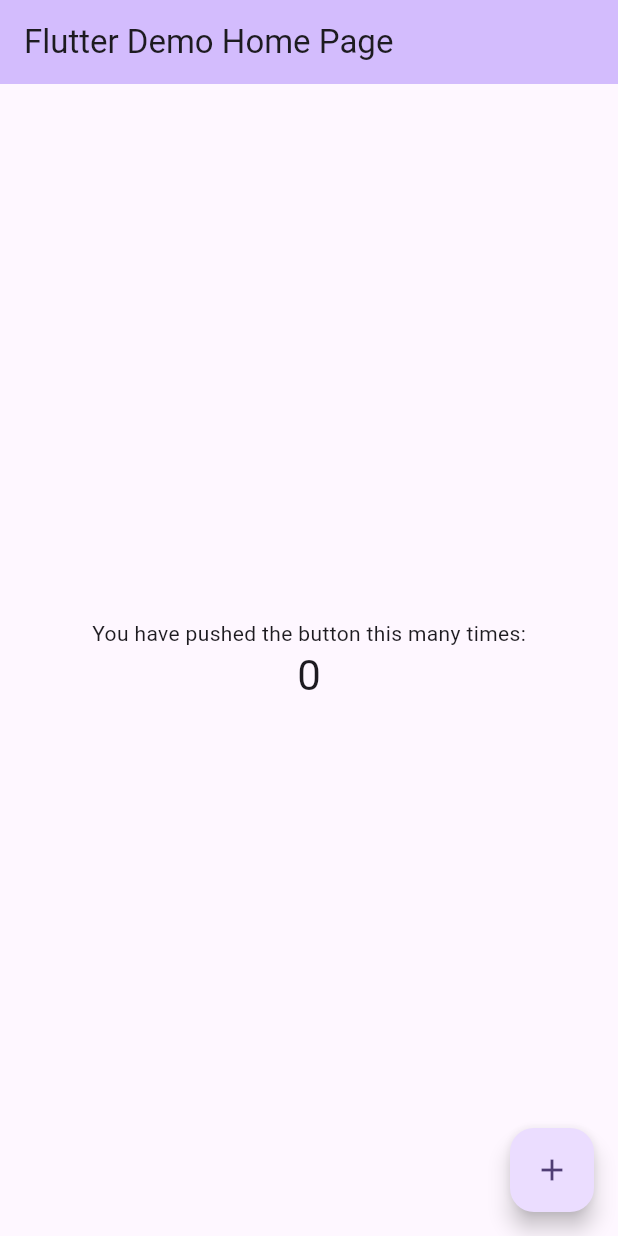
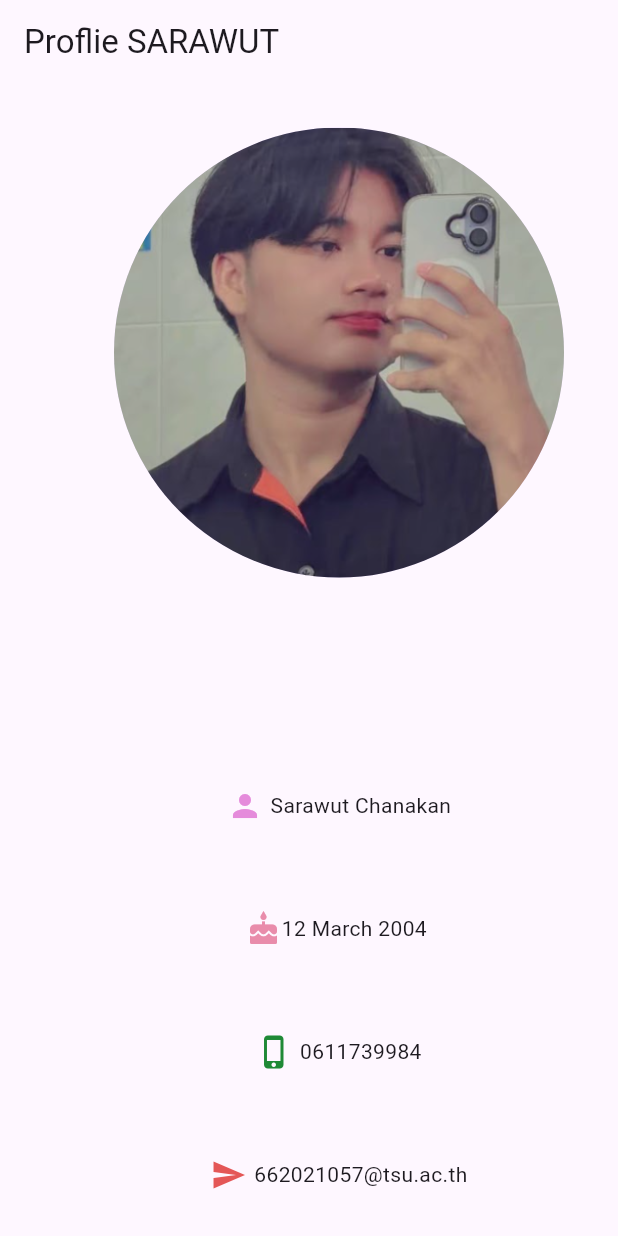
Before and after one commit to Rainsara04/Lab2_662021057, a Flutter app: the screen it shows after launch, on a phone screen of 412 x 824 dp. Run offline on Flutter 3.47's test engine with Material 3 defaults, Android fonts, the phone set to English and light mode, and no system bars.

Commit message:
662021054 Lab2

```diff
--- a/lib/main.dart
+++ b/lib/main.dart
@@ -1,4 +1,5 @@
 import 'package:flutter/material.dart';
+import 'package:flutter_application_2/pages/Fristpage.dart';
 
 void main() {
   runApp(const MyApp());
@@ -11,55 +12,12 @@ class MyApp extends StatelessWidget {
   Widget build(BuildContext context) {
     return MaterialApp(
       title: 'Flutter Demo',
-      theme: ThemeData(colorScheme: .fromSeed(seedColor: Colors.deepPurple)),
-      home: const MyHomePage(title: 'Flutter Demo Home Page'),
+      theme: ThemeData(
+        colorScheme: .fromSeed(
+          seedColor: const Color.fromARGB(255, 154, 123, 207),
+        ),
+      ),
+      home: const Fristpages(),
     );
   }
 }
-
-class MyHomePage extends StatefulWidget {
-  const MyHomePage({super.key, required this.title});
-
-  final String title;
-
-  @override
-  State<MyHomePage> createState() => _MyHomePageState();
-}
-
-class _MyHomePageState extends State<MyHomePage> {
-  int _counter = 0;
-
-  void _incrementCounter() {
-    setState(() {
-      _counter++;
-    });
-  }
-
-  @override
-  Widget build(BuildContext context) {
-    return Scaffold(
-      appBar: AppBar(
-        backgroundColor: Theme.of(context).colorScheme.inversePrimary,
-
-        title: Text(widget.title),
-      ),
-      body: Center(
-        child: Column(
-          mainAxisAlignment: .center,
-          children: [
-            const Text('You have pushed the button this many times:'),
-            Text(
-              '$_counter',
-              style: Theme.of(context).textTheme.headlineMedium,
-            ),
-          ],
-        ),
-      ),
-      floatingActionButton: FloatingActionButton(
-        onPressed: _incrementCounter,
-        tooltip: 'Increment',
-        child: const Icon(Icons.add),
-      ),
-    );
-  }
-}
--- /dev/null
+++ b/lib/pages/Fristpage.dart
@@ -0,0 +1,70 @@
+import 'package:flutter/material.dart';
+
+class Fristpages extends StatelessWidget {
+  const Fristpages({super.key});
+
+  @override
+  Widget build(BuildContext context) {
+    return Scaffold(
+      appBar: AppBar(title: Text("Proflie SARAWUT ")),
+      body: Padding(
+        padding: const EdgeInsets.only(left: 40),
+        child: Column(
+          mainAxisAlignment: MainAxisAlignment.spaceAround,
+          children: [
+            CircleAvatar(
+              backgroundImage: AssetImage("assets/myPF2.png"),
+              radius: 150,
+            ),
+            SizedBox(height: 24),
+
+            // Image.asset("assets/myPF.png", width: 200, height: 150),
+            Row(
+              mainAxisAlignment: MainAxisAlignment.center,
+              children: [
+                Icon(
+                  Icons.person,
+                  color: const Color.fromARGB(255, 229, 139, 219),
+                ),
+                SizedBox(width: 5),
+                Text("Sarawut Chanakan"),
+              ],
+            ),
+
+            Row(
+              mainAxisAlignment: MainAxisAlignment.center,
+              children: [
+                Icon(
+                  Icons.cake,
+                  color: const Color.fromARGB(255, 233, 140, 171),
+                ),
+                Text("12 March 2004 "),
+              ],
+            ),
+
+            Row(
+              mainAxisAlignment: MainAxisAlignment.center,
+              children: [
+                Icon(
+                  Icons.phone_iphone,
+                  color: const Color.fromARGB(255, 31, 137, 54),
+                ),
+                SizedBox(width: 5),
+                Text("0611739984"),
+              ],
+            ),
+
+            Row(
+              mainAxisAlignment: MainAxisAlignment.center,
+              children: [
+                Icon(Icons.send, color: const Color.fromARGB(255, 228, 87, 87)),
+                SizedBox(width: 5),
+                Text("662021057@tsu.ac.th"),
+              ],
+            ),
+          ],
+        ),
+      ),
+    );
+  }
+}
--- a/lib/pages/firstpage.dart
+++ /dev/null
@@ -1,23 +0,0 @@
-import 'package:flutter/material.dart';
-import 'package:flutter_application_2/main.dart';
-
-void main() {
-  runApp(const MyApp());
-}
-
-class Firstpage extends StatelessWidget {
-  const Firstpage({super.key});
-
-  @override
-  Widget build(BuildContext context) {
-    return MaterialApp(
-      title: 'Flutter Demo',
-      theme: ThemeData(
-        colorScheme: .fromSeed(
-          seedColor: const Color.fromARGB(255, 217, 118, 188),
-        ),
-      ),
-      home: const Firstpage(),
-    );
-  }
-}
--- a/pubspec.yaml
+++ b/pubspec.yaml
@@ -58,8 +58,8 @@ flutter:
   uses-material-design: true
 
   # To add assets to your application, add an assets section, like this:
-  # assets:
-  #   - images/a_dot_burr.jpeg
+  assets:
+    - assets/
   #   - images/a_dot_ham.jpeg
 
   # An image asset can refer to one or more resolution-specific "variants", see
```
Also changed, not shown: assets/myPF.png (added), assets/myPF2.png (added).
